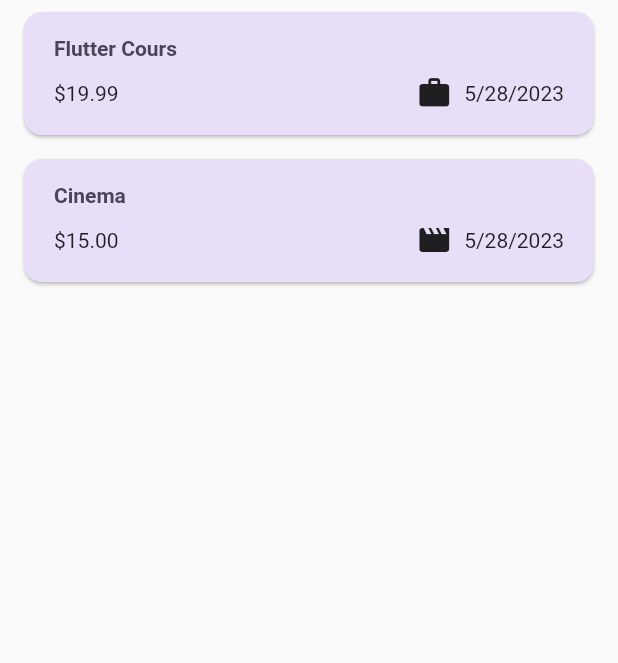
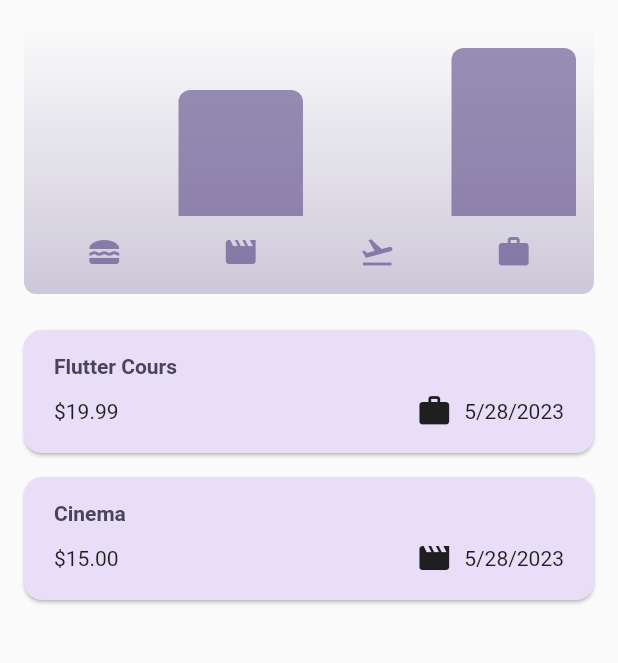
Before and after one commit to MohamedFahmy12/FlutterExpenseApp, a Flutter app: the screen it shows after launch, on a phone screen of 412 x 824 dp, the part 84-747 px from its top. Run offline on Flutter 3.47's test engine with Material 2 defaults, Android fonts, the phone set to English and light mode, and no system bars.

Commit message:
get done of expens tracker

```diff
--- /dev/null
+++ b/lib/widgets/chart/chart.dart
@@ -0,0 +1,96 @@
+import 'package:flutter/material.dart';
+import 'package:repitition_time/widgets/chart/chart_bar.dart';
+import 'package:repitition_time/widgets/expenses/enums/enum.dart';
+
+import 'package:repitition_time/widgets/expenses/models/expense.dart';
+
+class Chart extends StatelessWidget {
+  const Chart({super.key, required this.expenses});
+
+  final List<Expense> expenses;
+
+  List<ExpenseBucket> get buckets {
+    return [
+      ExpenseBucket.forCategory(expenses, Categories.food),
+      ExpenseBucket.forCategory(expenses, Categories.leisure),
+      ExpenseBucket.forCategory(expenses, Categories.travel),
+      ExpenseBucket.forCategory(expenses, Categories.work),
+    ];
+  }
+
+  double get maxTotalExpense {
+    double maxTotalExpense = 0;
+
+    for (final bucket in buckets) {
+      if (bucket.totalExpenses > maxTotalExpense) {
+        maxTotalExpense = bucket.totalExpenses;
+      }
+    }
+
+    return maxTotalExpense;
+  }
+
+  @override
+  Widget build(BuildContext context) {
+    final isDarkMode =
+        MediaQuery.of(context).platformBrightness == Brightness.dark;
+    return Container(
+      margin: const EdgeInsets.all(16),
+      padding: const EdgeInsets.symmetric(
+        vertical: 16,
+        horizontal: 8,
+      ),
+      width: double.infinity,
+      height: 180,
+      decoration: BoxDecoration(
+        borderRadius: BorderRadius.circular(8),
+        gradient: LinearGradient(
+          colors: [
+            Theme.of(context).colorScheme.primary.withOpacity(0.3),
+            Theme.of(context).colorScheme.primary.withOpacity(0.0)
+          ],
+          begin: Alignment.bottomCenter,
+          end: Alignment.topCenter,
+        ),
+      ),
+      child: Column(
+        children: [
+          Expanded(
+            child: Row(
+              crossAxisAlignment: CrossAxisAlignment.end,
+              children: [
+                for (final bucket in buckets) // alternative to map()
+                  ChartBar(
+                    fill: bucket.totalExpenses == 0
+                        ? 0
+                        : bucket.totalExpenses / maxTotalExpense,
+                  )
+              ],
+            ),
+          ),
+          const SizedBox(height: 12),
+          Row(
+            children: buckets
+                .map(
+                  (bucket) => Expanded(
+                    child: Padding(
+                      padding: const EdgeInsets.symmetric(horizontal: 4),
+                      child: Icon(
+                        categoryIcons[bucket.category],
+                        color: isDarkMode
+                            ? Theme.of(context).colorScheme.secondary
+                            : Theme.of(context)
+                                .colorScheme
+                                .primary
+                                .withOpacity(0.7),
+                      ),
+                    ),
+                  ),
+                )
+                .toList(),
+          )
+        ],
+      ),
+    );
+  }
+}
--- /dev/null
+++ b/lib/widgets/chart/chart_bar.dart
@@ -0,0 +1,34 @@
+import 'package:flutter/material.dart';
+
+class ChartBar extends StatelessWidget {
+  const ChartBar({
+    super.key,
+    required this.fill,
+  });
+
+  final double fill;
+
+  @override
+  Widget build(BuildContext context) {
+    final isDarkMode =
+        MediaQuery.of(context).platformBrightness == Brightness.dark;
+    return Expanded(
+      child: Padding(
+        padding: const EdgeInsets.symmetric(horizontal: 4),
+        child: FractionallySizedBox(
+          heightFactor: fill,
+          child: DecoratedBox(
+            decoration: BoxDecoration(
+              shape: BoxShape.rectangle,
+              borderRadius:
+                  const BorderRadius.vertical(top: Radius.circular(8)),
+              color: isDarkMode
+                  ? Theme.of(context).colorScheme.secondary
+                  : Theme.of(context).colorScheme.primary.withOpacity(0.65),
+            ),
+          ),
+        ),
+      ),
+    );
+  }
+}
--- a/lib/widgets/expenses/create_expense/create_expense.dart
+++ b/lib/widgets/expenses/create_expense/create_expense.dart
@@ -67,7 +67,7 @@ class _NewExpense extends State<NewExpense> {
   @override
   Widget build(BuildContext context) {
     return Padding(
-      padding: const EdgeInsets.all(60),
+      padding: const EdgeInsets.all(52),
       child: Column(
         children: [
           TextField(
--- a/lib/widgets/expenses/expenses.dart
+++ b/lib/widgets/expenses/expenses.dart
@@ -1,4 +1,5 @@
 import 'package:flutter/material.dart';
+import 'package:repitition_time/widgets/chart/chart.dart';
 import 'package:repitition_time/widgets/expenses/create_expense/create_expense.dart';
 import 'package:repitition_time/widgets/expenses/data/expenses_data.dart';
 import 'package:repitition_time/widgets/expenses/expenses_list/expenses_list.dart';
@@ -42,6 +43,7 @@ class _ExpensesState extends State<Expenses> {
       ),
       body: Column(
         children: [
+          Chart(expenses: expenses),
           ExpensesList(
             expensesList: expenses,
             onRemoveExpense: (expense) => expenses.remove(expense),
--- a/lib/widgets/expenses/models/expense.dart
+++ b/lib/widgets/expenses/models/expense.dart
@@ -31,3 +31,21 @@ class Expense {
     return formatter.format(date);
   }
 }
+
+class ExpenseBucket {
+  const ExpenseBucket({required this.category, required this.expenses});
+
+  ExpenseBucket.forCategory(List<Expense> allExpenses, this.category)
+      : expenses = allExpenses
+            .where((element) => element.category == category)
+            .toList();
+  final Categories category;
+  final List<Expense> expenses;
+  double get totalExpenses {
+    double sum = 0;
+    for (final expense in expenses) {
+      sum += expense.amount;
+    }
+    return sum;
+  }
+}
```
